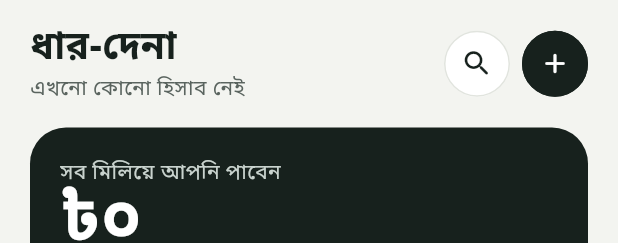
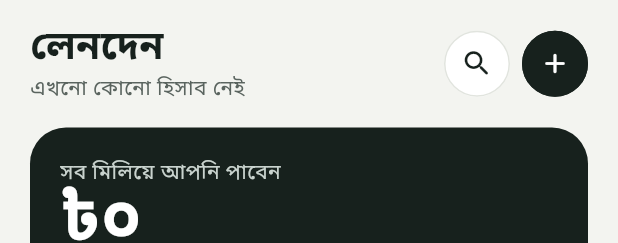
Before and after one commit to iamsaifsaiful/digital_brain, a Flutter app: the LedgerScreen widget shown alone on an empty page, opened directly, on a phone screen of 412 x 824 dp. Shown: the top 243 px of the screen. Run offline on Flutter 3.47's test engine with Material 3 defaults, Android fonts, the phone set to English and light mode, and no system bars; our stand-ins replace flutter_local_notifications, flutter_secure_storage, flutter_tts, local_auth, share_plus, speech_to_text and 1 more; missing offline and left inert: cryptography, file_selector; accounts and stored records are empty.

Commit message:
Rename ধার-দেনা to লেনদেন; fix AiReply case order
The menu, tab title, home tile, forms and messages now say লেনদেন
(user asked for a professional name). The AiReply case was placed after
an empty LedgerAdd case and inherited its fall-through; moved before it.

Co-Authored-By: Claude Opus 5.5 <noreply@anthropic.com>
Claude-Session: https://claude.ai/code/session_01Nu14b7cdnEN47YuWkEga1M

```diff
--- a/lib/logic/parser.dart
+++ b/lib/logic/parser.dart
@@ -379,7 +379,7 @@ class Parser {
       // Keep the user's own spelling and digits.
       final original = said.trim().replaceFirst(RegExp(r'^\S+\s+\S+\s*[:ঃ,-]?\s*(যে\s+)?'), '');
       final noteText = original.isEmpty ? noteMatch[3]!.trim() : original;
-      // Money always goes to ধার-দেনা, even when said as "মনে রাখো …".
+      // Money always goes to লেনদেন, even when said as "মনে রাখো …".
       final inner = parse(noteText);
       if (inner is LedgerAdd || inner is LedgerSet) return inner;
       return NoteAdd(said, text: noteText);
@@ -417,7 +417,7 @@ class Parser {
       if (add != null) return add;
     }
 
-    // Anything else about money (টাকা) also belongs in ধার-দেনা, never in a
+    // Anything else about money (টাকা) also belongs in লেনদেন, never in a
     // note category. Missing person or amount: the app asks for them.
     final money = _hasAny(text, ['টাকা']) || said.contains('৳') || w.contains('tk');
     if (money && !asking) {
--- a/lib/screens/answer_screen.dart
+++ b/lib/screens/answer_screen.dart
@@ -245,9 +245,9 @@ class _AnswerScreenState extends State<AnswerScreen> {
               onPressed: () => Navigator.of(context).pushReplacement(MaterialPageRoute(builder: (_) => const VoiceScreen())),
             ),
         ]);
-      case LedgerAdd():
       case AiReply():
         return _Answer(cmd.text);
+      case LedgerAdd():
       case LedgerSet():
       case NotUnderstood():
         return _Answer('দুঃখিত, ঠিক বুঝতে পারিনি। একটু অন্যভাবে আরেকবার বলবেন?');
@@ -306,7 +306,7 @@ class _AnswerScreenState extends State<AnswerScreen> {
         PersonHit(:final person) => ListRow(
             leading: Avatar(name: person),
             title: person,
-            subtitle: 'ধার-দেনা',
+            subtitle: 'লেনদেন',
             onTap: () => _push(PersonScreen(person: person)),
           ),
       };
--- a/lib/screens/balance_set_screen.dart
+++ b/lib/screens/balance_set_screen.dart
@@ -133,7 +133,7 @@ class _BalanceSetScreenState extends State<BalanceSetScreen> {
                           Expanded(
                             child: Column(crossAxisAlignment: CrossAxisAlignment.start, children: [
                               Text(_person, style: display(22)),
-                              Text(_isNew ? 'ধার-দেনায় নতুন ব্যক্তি' : 'আগে থেকে হিসাব আছে', style: body(14, color: C.muted)),
+                              Text(_isNew ? 'লেনদেনে নতুন ব্যক্তি' : 'আগে থেকে হিসাব আছে', style: body(14, color: C.muted)),
                             ]),
                           ),
                         ]),
--- a/lib/screens/confirm_screen.dart
+++ b/lib/screens/confirm_screen.dart
@@ -57,7 +57,7 @@ class _ConfirmScreenState extends State<ConfirmScreen> {
 
   void _speakQuestion() {
     if (_needName) {
-      _q.ask('টাকার লেনদেন ধার-দেনার খাতায় রাখি। কার সাথে লেনদেন হলো? নামটা বলেন।');
+      _q.ask('টাকার হিসাব লেনদেনের খাতায় রাখি। কার সাথে লেনদেন হলো? নামটা বলেন।');
     } else if (_needAmount) {
       _q.ask('কত টাকা?');
     } else {
@@ -130,7 +130,7 @@ class _ConfirmScreenState extends State<ConfirmScreen> {
 
   void _proceed() {
     if (_picked == 'expense') {
-      toast(context, 'ঠিক আছে, এটা ধার-দেনার খাতায় রাখা হলো না।');
+      toast(context, 'ঠিক আছে, এটা লেনদেনের খাতায় রাখা হলো না।');
       Navigator.of(context).pop();
       return;
     }
@@ -329,8 +329,8 @@ class _ConfirmScreenState extends State<ConfirmScreen> {
       const SizedBox(height: 6),
       Text(
         _amount > 0
-            ? '${taka(_amount)}-এর কথা বললেন। টাকার সব লেনদেন ধার-দেনার খাতায় থাকে — কার সাথে, সেটা জানালে লিখে রাখব।'
-            : 'টাকার সব লেনদেন ধার-দেনার খাতায় থাকে — কার সাথে, সেটা জানালে লিখে রাখব।',
+            ? '${taka(_amount)}-এর কথা বললেন। টাকার সব হিসাব লেনদেনের খাতায় থাকে — কার সাথে, সেটা জানালে লিখে রাখব।'
+            : 'টাকার সব হিসাব লেনদেনের খাতায় থাকে — কার সাথে, সেটা জানালে লিখে রাখব।',
         style: body(15, color: C.muted, height: 1.5),
       ),
       const SizedBox(height: 14),
@@ -392,7 +392,7 @@ class _ConfirmScreenState extends State<ConfirmScreen> {
       };
       choices.add((k.name, title, sub, k == widget.command.suggested));
     }
-    if (widget.command.allowExpense) choices.add(('expense', 'অন্য খরচ', 'ধার-দেনার খাতায় যোগ হবে না', false));
+    if (widget.command.allowExpense) choices.add(('expense', 'অন্য খরচ', 'লেনদেনের খাতায় যোগ হবে না', false));
 
     return [
       Text('এটা কোন ধরনের লেনদেন?', style: display(26)),
--- a/lib/screens/home_screen.dart
+++ b/lib/screens/home_screen.dart
@@ -93,7 +93,7 @@ class HomeScreen extends StatelessWidget {
                 () => ShellTabs.goTo(context, ShellTab.vault)),
             _Tile('যোগাযোগ', '${bnDigits(d.contacts.length)} জন', Icons.person_outline_rounded, C.purple, C.purpleTint,
                 () => push(const ContactsScreen())),
-            _Tile('ধার-দেনা', '${bnDigits(balances(d.ledger).length)} জনের সাথে', Icons.swap_horiz_rounded, C.green, C.greenTint,
+            _Tile('লেনদেন', '${bnDigits(balances(d.ledger).length)} জনের সাথে', Icons.swap_horiz_rounded, C.green, C.greenTint,
                 () => ShellTabs.goTo(context, ShellTab.ledger)),
             _Tile('নোট', '${bnDigits(d.notes.where((n) => n.category == defaultNoteCategory).length)}টি', Icons.description_outlined, C.ochre,
                 C.ochreTint, () => push(const NotesScreen(category: defaultNoteCategory))),
@@ -167,7 +167,7 @@ class HomeScreen extends StatelessWidget {
                     child: Column(
                       crossAxisAlignment: CrossAxisAlignment.start,
                       children: [
-                        Text('ধার-দেনা', style: body(13, color: C.onDarkMuted)),
+                        Text('লেনদেন', style: body(13, color: C.onDarkMuted)),
                         Text.rich(
                           TextSpan(children: [
                             const TextSpan(text: 'পাবেন '),
--- a/lib/screens/home_shell.dart
+++ b/lib/screens/home_shell.dart
@@ -103,7 +103,7 @@ class _BottomNav extends StatelessWidget {
             crossAxisAlignment: CrossAxisAlignment.center,
             children: [
               item(ShellTab.home, Icons.home_outlined, Icons.home_rounded, 'হোম'),
-              item(ShellTab.ledger, Icons.swap_horiz_rounded, Icons.swap_horiz_rounded, 'ধার-দেনা'),
+              item(ShellTab.ledger, Icons.swap_horiz_rounded, Icons.swap_horiz_rounded, 'লেনদেন'),
               Expanded(
                 child: Semantics(
                   button: true,
--- a/lib/screens/ledger_form_screen.dart
+++ b/lib/screens/ledger_form_screen.dart
@@ -85,7 +85,7 @@ class _LedgerFormScreenState extends State<LedgerFormScreen> {
           child: Column(
             children: [
               TopBar(
-                title: widget.entry == null ? 'ধার-দেনা যোগ' : 'লেনদেন সংশোধন',
+                title: widget.entry == null ? 'লেনদেন যোগ' : 'লেনদেন সংশোধন',
                 trailing: [
                   if (widget.entry == null)
                     TextButton.icon(
--- a/lib/screens/ledger_screen.dart
+++ b/lib/screens/ledger_screen.dart
@@ -12,7 +12,7 @@ import 'person_screen.dart';
 import 'transactions_screen.dart';
 import '../logic/parser.dart';
 
-/// The ধার-দেনা tab: totals, people and recent transactions.
+/// The লেনদেন tab: totals, people and recent transactions.
 class LedgerScreen extends StatelessWidget {
   const LedgerScreen({super.key});
 
@@ -34,7 +34,7 @@ class LedgerScreen extends StatelessWidget {
               child: Column(
                 crossAxisAlignment: CrossAxisAlignment.start,
                 children: [
-                  Text('ধার-দেনা', style: display(26, weight: 700)),
+                  Text('লেনদেন', style: display(26, weight: 700)),
                   Text(people.isEmpty ? 'এখনো কোনো হিসাব নেই' : '${bnDigits(people.length)} জনের সাথে হিসাব', style: body(14, color: C.muted)),
                 ],
               ),
--- a/lib/screens/more_screen.dart
+++ b/lib/screens/more_screen.dart
@@ -156,7 +156,7 @@ class _MoreScreenState extends State<MoreScreen> {
   Future<void> _csv() async {
     final brain = BrainScope.read(context);
     if (brain.data.ledger.isEmpty) {
-      toast(context, 'ধার-দেনার কোনো লেনদেন নেই');
+      toast(context, 'এখনো কোনো লেনদেন নেই');
       return;
     }
     final csv = ledgerCsv(brain.data.ledger);
@@ -165,7 +165,7 @@ class _MoreScreenState extends State<MoreScreen> {
       Uint8List.fromList(utf8.encode(csv)),
       'dhar-dena-${now.year}${now.month.toString().padLeft(2, '0')}${now.day.toString().padLeft(2, '0')}.csv',
       'text/csv',
-      'ধার-দেনার হিসাব',
+      'লেনদেনের হিসাব',
     );
   }
 
@@ -344,7 +344,7 @@ class _MoreScreenState extends State<MoreScreen> {
             const SizedBox(height: 6),
             Text(
               'AI চালু থাকলে আঞ্চলিক ভাষা, বাংলা-ইংরেজি মেশানো কথা আর সাধারণ প্রশ্নও বোঝে, উত্তর দেয় মানুষের মতো করে। '
-              'আপনার বলা বাক্য আর ধার-দেনার মানুষের নামগুলো Anthropic-এ পাঠানো হয়; পাসওয়ার্ড, ভল্ট, PIN বা নোটের লেখা কখনো পাঠানো হয় না। '
+              'আপনার বলা বাক্য আর লেনদেনের মানুষের নামগুলো Anthropic-এ পাঠানো হয়; পাসওয়ার্ড, ভল্ট, PIN বা নোটের লেখা কখনো পাঠানো হয় না। '
               'ইন্টারনেট না থাকলে অ্যাপ নিজের নিয়মে চলে।',
               style: body(13, color: C.muted, height: 1.55),
             ),
@@ -447,7 +447,7 @@ class _MoreScreenState extends State<MoreScreen> {
             ListRow(
               padding: const EdgeInsets.symmetric(vertical: 10),
               leading: const Icon(Icons.table_view_outlined, color: C.ink),
-              title: 'ধার-দেনার রিপোর্ট (CSV)',
+              title: 'লেনদেনের রিপোর্ট (CSV)',
               subtitle: 'Excel বা Google Sheets-এ খোলা যায়',
               trailing: const Icon(Icons.ios_share_rounded, color: C.muted),
               onTap: _csv,
--- a/lib/screens/new_item_screen.dart
+++ b/lib/screens/new_item_screen.dart
@@ -12,7 +12,7 @@ import 'voice_screen.dart';
 enum ItemCategory {
   password('পাসওয়ার্ড', C.blue),
   contact('যোগাযোগ', C.purple),
-  ledger('ধার-দেনা', C.green),
+  ledger('লেনদেন', C.green),
   note('নোট', C.ochre),
   reminder('রিমাইন্ডার', C.orange);
 
@@ -353,10 +353,10 @@ class _NewItemScreenState extends State<NewItemScreen> {
           padding: const EdgeInsets.all(18),
           decoration: BoxDecoration(color: C.greenTint, borderRadius: BorderRadius.circular(18)),
           child: Column(children: [
-            Text('ধার-দেনার জন্য আলাদা ফর্ম আছে — কাকে দিলেন, কার থেকে নিলেন, আর এখন কত বাকি, সব হিসাব করে দেখায়।', style: body(16, height: 1.5)),
+            Text('টাকার লেনদেনের জন্য আলাদা ফর্ম আছে — কাকে দিলেন, কার থেকে নিলেন, আর এখন কত বাকি, সব হিসাব করে দেখায়।', style: body(16, height: 1.5)),
             const SizedBox(height: 12),
             PrimaryButton(
-              label: 'ধার-দেনার ফর্ম খুলুন',
+              label: 'লেনদেনের ফর্ম খুলুন',
               height: 48,
               onPressed: () => Navigator.of(context).pushReplacement(MaterialPageRoute(builder: (_) => const LedgerFormScreen())),
             ),
--- a/lib/services/ai.dart
+++ b/lib/services/ai.dart
@@ -8,7 +8,7 @@ import 'package:http/http.dart' as http;
 typedef AiRoute = Map<String, Object?>;
 
 /// What the app tells the AI besides the sentence. Never passwords, vault
-/// items or note text: only names in the ধার-দেনা book and category names.
+/// items or note text: only names in the লেনদেন (money) book and category names.
 class AiContext {
   const AiContext({required this.now, this.people = const [], this.categories = const []});
   final DateTime now;
@@ -141,7 +141,7 @@ Names: write the person's name in Bengali script as said, without endings (স
 
 reply (chat only): warm, natural Bangladeshi Bengali the way a polite friend talks, short (1–3 sentences), address the user as আপনি, no English unless the user used it. For general-knowledge questions answer briefly and correctly; if you are not sure, say so. Never ask for or repeat passwords or PINs. Today is $date.
 
-Known people in the ধার-দেনা book: ${ctx.people.isEmpty ? '(none)' : ctx.people.join(', ')}
+Known people in the লেনদেন (money) book: ${ctx.people.isEmpty ? '(none)' : ctx.people.join(', ')}
 User's note categories: ${ctx.categories.isEmpty ? '(none)' : ctx.categories.join(', ')}''';
 }
 
```
Also changed, not shown: 3 other files.
